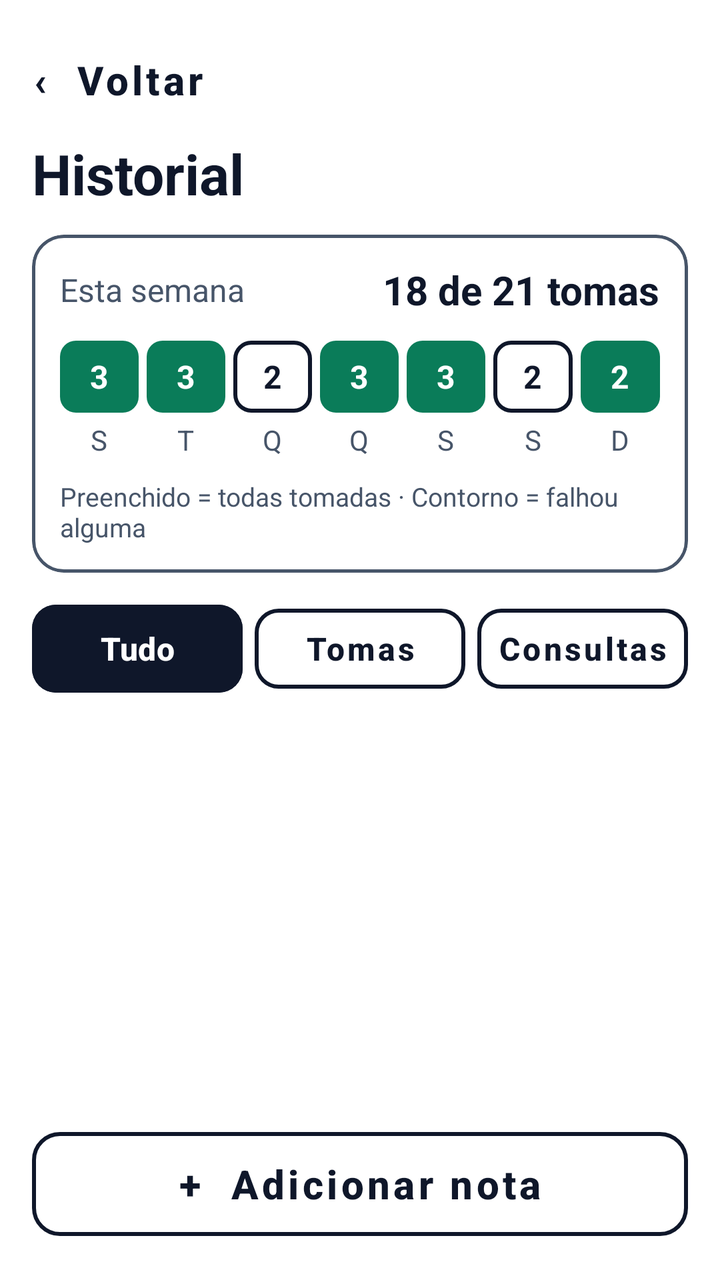
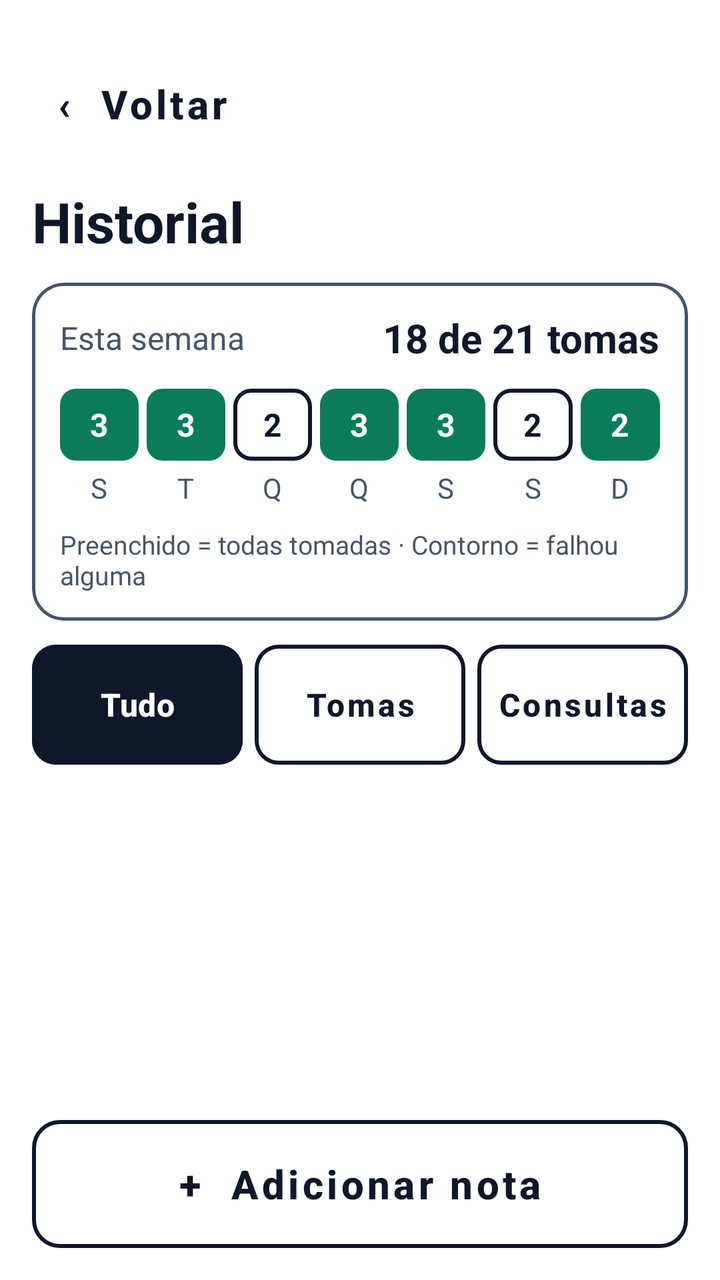

Compare the two renders of this Android layout. The source of the first and the diff that turns it into the second are given below.
<!-- AndroidManifest.xml: application theme Theme.Vital -->
<!-- res/layout/activity_historial.xml -->
<?xml version="1.0" encoding="utf-8"?>
<androidx.constraintlayout.widget.ConstraintLayout
    xmlns:android="http://schemas.android.com/apk/res/android"
    xmlns:app="http://schemas.android.com/apk/res-auto"
    xmlns:tools="http://schemas.android.com/tools"
    android:layout_width="match_parent"
    android:layout_height="match_parent"
    android:background="@color/white"
    android:padding="@dimen/margin_standard">

    
    <com.google.android.material.button.MaterialButton
        android:id="@+id/btnVoltarHistorial"
        style="@style/Widget.MaterialComponents.Button.TextButton"
        android:layout_width="wrap_content"
        android:layout_height="wrap_content"
        android:minHeight="48dp"
        android:paddingStart="0dp"
        android:text="‹  Voltar"
        android:textAllCaps="false"
        android:textColor="@color/vital_navy"
        android:textSize="20sp"
        android:textStyle="bold"
        app:layout_constraintStart_toStartOf="parent"
        app:layout_constraintTop_toTopOf="parent" />

    
    <TextView
        android:id="@+id/tvTituloHistorial"
        android:layout_width="wrap_content"
        android:layout_height="wrap_content"
        android:layout_marginTop="4dp"
        android:text="Historial"
        android:textColor="@color/vital_navy"
        android:textSize="28sp"
        android:textStyle="bold"
        app:layout_constraintStart_toStartOf="parent"
        app:layout_constraintTop_toBottomOf="@+id/btnVoltarHistorial" />

    
    <com.google.android.material.card.MaterialCardView
        android:id="@+id/cardResumoSemanal"
        android:layout_width="0dp"
        android:layout_height="wrap_content"
        android:layout_marginTop="12dp"
        app:cardBackgroundColor="@color/white"
        app:cardCornerRadius="16dp"
        app:cardElevation="0dp"
        app:strokeColor="@color/vital_gray"
        app:strokeWidth="1.5dp"
        app:layout_constraintEnd_toEndOf="parent"
        app:layout_constraintStart_toStartOf="parent"
        app:layout_constraintTop_toBottomOf="@+id/tvTituloHistorial">

        <LinearLayout
            android:layout_width="match_parent"
            android:layout_height="wrap_content"
            android:orientation="vertical"
            android:padding="14dp">

            
            <LinearLayout
                android:layout_width="match_parent"
                android:layout_height="wrap_content"
                android:gravity="center_vertical"
                android:orientation="horizontal">

                <TextView
                    android:layout_width="0dp"
                    android:layout_height="wrap_content"
                    android:layout_weight="1"
                    android:text="Esta semana"
                    android:textColor="@color/vital_gray"
                    android:textSize="16sp" />

                <TextView
                    android:id="@+id/tvTotalTomasSemana"
                    android:layout_width="wrap_content"
                    android:layout_height="wrap_content"
                    android:text="18 de 21 tomas"
                    android:textColor="@color/vital_navy"
                    android:textSize="20sp"
                    android:textStyle="bold" />
            </LinearLayout>

            
            <LinearLayout
                android:layout_width="match_parent"
                android:layout_height="wrap_content"
                android:layout_marginTop="12dp"
                android:orientation="horizontal">

                
                <LinearLayout android:layout_width="0dp" android:layout_height="wrap_content" android:layout_marginEnd="4dp" android:layout_weight="1" android:gravity="center" android:orientation="vertical">
                    <TextView android:id="@+id/tvDiaSeg" android:layout_width="match_parent" android:layout_height="36dp" android:background="@drawable/bg_dia_completo" android:gravity="center" android:text="3" android:textColor="@color/white" android:textSize="16sp" android:textStyle="bold" />
                    <TextView android:layout_width="wrap_content" android:layout_height="wrap_content" android:layout_marginTop="4dp" android:text="S" android:textColor="@color/vital_gray" android:textSize="14sp" />
                </LinearLayout>

                
                <LinearLayout android:layout_width="0dp" android:layout_height="wrap_content" android:layout_marginEnd="4dp" android:layout_weight="1" android:gravity="center" android:orientation="vertical">
                    <TextView android:id="@+id/tvDiaTer" android:layout_width="match_parent" android:layout_height="36dp" android:background="@drawable/bg_dia_completo" android:gravity="center" android:text="3" android:textColor="@color/white" android:textSize="16sp" android:textStyle="bold" />
                    <TextView android:layout_width="wrap_content" android:layout_height="wrap_content" android:layout_marginTop="4dp" android:text="T" android:textColor="@color/vital_gray" android:textSize="14sp" />
                </LinearLayout>

                
                <LinearLayout android:layout_width="0dp" android:layout_height="wrap_content" android:layout_marginEnd="4dp" android:layout_weight="1" android:gravity="center" android:orientation="vertical">
                    <TextView android:id="@+id/tvDiaQua" android:layout_width="match_parent" android:layout_height="36dp" android:background="@drawable/bg_dia_falhado" android:gravity="center" android:text="2" android:textColor="@color/vital_navy" android:textSize="16sp" android:textStyle="bold" />
                    <TextView android:layout_width="wrap_content" android:layout_height="wrap_content" android:layout_marginTop="4dp" android:text="Q" android:textColor="@color/vital_gray" android:textSize="14sp" />
                </LinearLayout>

                
                <LinearLayout android:layout_width="0dp" android:layout_height="wrap_content" android:layout_marginEnd="4dp" android:layout_weight="1" android:gravity="center" android:orientation="vertical">
                    <TextView android:id="@+id/tvDiaQui" android:layout_width="match_parent" android:layout_height="36dp" android:background="@drawable/bg_dia_completo" android:gravity="center" android:text="3" android:textColor="@color/white" android:textSize="16sp" android:textStyle="bold" />
                    <TextView android:layout_width="wrap_content" android:layout_height="wrap_content" android:layout_marginTop="4dp" android:text="Q" android:textColor="@color/vital_gray" android:textSize="14sp" />
                </LinearLayout>

                
                <LinearLayout android:layout_width="0dp" android:layout_height="wrap_content" android:layout_marginEnd="4dp" android:layout_weight="1" android:gravity="center" android:orientation="vertical">
                    <TextView android:id="@+id/tvDiaSex" android:layout_width="match_parent" android:layout_height="36dp" android:background="@drawable/bg_dia_completo" android:gravity="center" android:text="3" android:textColor="@color/white" android:textSize="16sp" android:textStyle="bold" />
                    <TextView android:layout_width="wrap_content" android:layout_height="wrap_content" android:layout_marginTop="4dp" android:text="S" android:textColor="@color/vital_gray" android:textSize="14sp" />
                </LinearLayout>

                
                <LinearLayout android:layout_width="0dp" android:layout_height="wrap_content" android:layout_marginEnd="4dp" android:layout_weight="1" android:gravity="center" android:orientation="vertical">
                    <TextView android:id="@+id/tvDiaSab" android:layout_width="match_parent" android:layout_height="36dp" android:background="@drawable/bg_dia_falhado" android:gravity="center" android:text="2" android:textColor="@color/vital_navy" android:textSize="16sp" android:textStyle="bold" />
                    <TextView android:layout_width="wrap_content" android:layout_height="wrap_content" android:layout_marginTop="4dp" android:text="S" android:textColor="@color/vital_gray" android:textSize="14sp" />
                </LinearLayout>

                
                <LinearLayout android:layout_width="0dp" android:layout_height="wrap_content" android:layout_weight="1" android:gravity="center" android:orientation="vertical">
                    <TextView android:id="@+id/tvDiaDom" android:layout_width="match_parent" android:layout_height="36dp" android:background="@drawable/bg_dia_completo" android:gravity="center" android:text="2" android:textColor="@color/white" android:textSize="16sp" android:textStyle="bold" />
                    <TextView android:layout_width="wrap_content" android:layout_height="wrap_content" android:layout_marginTop="4dp" android:text="D" android:textColor="@color/vital_gray" android:textSize="14sp" />
                </LinearLayout>
            </LinearLayout>

            
            <TextView
                android:layout_width="match_parent"
                android:layout_height="wrap_content"
                android:layout_marginTop="10dp"
                android:text="Preenchido = todas tomadas · Contorno = falhou alguma"
                android:textColor="@color/vital_gray"
                android:textSize="13sp" />

        </LinearLayout>
    </com.google.android.material.card.MaterialCardView>

    
    <LinearLayout
        android:id="@+id/layoutFiltrosHistorial"
        android:layout_width="0dp"
        android:layout_height="wrap_content"
        android:layout_marginTop="12dp"
        android:orientation="horizontal"
        app:layout_constraintEnd_toEndOf="parent"
        app:layout_constraintStart_toStartOf="parent"
        app:layout_constraintTop_toBottomOf="@+id/cardResumoSemanal">

        <com.google.android.material.button.MaterialButton
            android:id="@+id/btnFiltroTudo"
            android:layout_width="0dp"
            android:layout_height="52dp"
            android:layout_marginEnd="6dp"
            android:layout_weight="1"
            android:backgroundTint="@color/vital_navy"
            android:paddingHorizontal="4dp"
            android:text="Tudo"
            android:textAllCaps="false"
            android:textColor="@color/white"
            android:textSize="16sp"
            android:textStyle="bold"
            app:cornerRadius="12dp" />

        <com.google.android.material.button.MaterialButton
            android:id="@+id/btnFiltroTomas"
            style="@style/Widget.MaterialComponents.Button.OutlinedButton"
            android:layout_width="0dp"
            android:layout_height="52dp"
            android:layout_marginEnd="6dp"
            android:layout_weight="1"
            android:paddingHorizontal="4dp"
            android:text="Tomas"
            android:textAllCaps="false"
            android:textColor="@color/vital_navy"
            android:textSize="16sp"
            android:textStyle="bold"
            app:cornerRadius="12dp"
            app:strokeColor="@color/vital_navy"
            app:strokeWidth="2dp" />

        <com.google.android.material.button.MaterialButton
            android:id="@+id/btnFiltroConsultas"
            style="@style/Widget.MaterialComponents.Button.OutlinedButton"
            android:layout_width="0dp"
            android:layout_height="52dp"
            android:layout_weight="1"
            android:paddingHorizontal="4dp"
            android:text="Consultas"
            android:textAllCaps="false"
            android:textColor="@color/vital_navy"
            android:textSize="16sp"
            android:textStyle="bold"
            app:cornerRadius="12dp"
            app:strokeColor="@color/vital_navy"
            app:strokeWidth="2dp" />
    </LinearLayout>

    
    <androidx.recyclerview.widget.RecyclerView
        android:id="@+id/rvHistorial"
        android:layout_width="0dp"
        android:layout_height="0dp"
        android:layout_marginVertical="10dp"
        tools:listitem="@layout/item_historial"
        app:layout_constraintBottom_toTopOf="@+id/btnAdicionarNota"
        app:layout_constraintEnd_toEndOf="parent"
        app:layout_constraintStart_toStartOf="parent"
        app:layout_constraintTop_toBottomOf="@+id/layoutFiltrosHistorial" />

    
    <com.google.android.material.button.MaterialButton
        android:id="@+id/btnAdicionarNota"
        style="@style/Widget.MaterialComponents.Button.OutlinedButton"
        android:layout_width="0dp"
        android:layout_height="64dp"
        android:backgroundTint="@color/white"
        android:text="+  Adicionar nota"
        android:textAllCaps="false"
        android:textColor="@color/vital_navy"
        android:textSize="20sp"
        android:textStyle="bold"
        app:cornerRadius="14dp"
        app:strokeColor="@color/vital_navy"
        app:strokeWidth="2dp"
        app:layout_constraintBottom_toBottomOf="parent"
        app:layout_constraintEnd_toEndOf="parent"
        app:layout_constraintStart_toStartOf="parent" />

</androidx.constraintlayout.widget.ConstraintLayout>
<!-- res/layout/item_historial.xml (included above) -->
<?xml version="1.0" encoding="utf-8"?>
<LinearLayout
    xmlns:android="http://schemas.android.com/apk/res/android"
    android:layout_width="match_parent"
    android:layout_height="wrap_content"
    android:background="@color/white"
    android:orientation="vertical">

    <LinearLayout
        android:layout_width="match_parent"
        android:layout_height="wrap_content"
        android:gravity="top"
        android:orientation="horizontal"
        android:paddingVertical="12dp">

        
        <TextView
            android:id="@+id/tvHistDataHora"
            android:layout_width="76dp"
            android:layout_height="wrap_content"
            android:text="Hoje\n08:00"
            android:textColor="@color/vital_navy"
            android:textSize="16sp"
            android:textStyle="bold" />

        
        <LinearLayout
            android:layout_width="0dp"
            android:layout_height="wrap_content"
            android:layout_marginStart="8dp"
            android:layout_weight="1"
            android:orientation="vertical">

            <TextView
                android:id="@+id/tvHistTitulo"
                android:layout_width="wrap_content"
                android:layout_height="wrap_content"
                android:text="Ramipril 5 mg"
                android:textColor="@color/vital_navy"
                android:textSize="18sp"
                android:textStyle="bold" />

            <TextView
                android:id="@+id/tvHistDetalhe"
                android:layout_width="wrap_content"
                android:layout_height="wrap_content"
                android:layout_marginTop="2dp"
                android:text="✓ Tomado · registado pelo idoso"
                android:textColor="@color/vital_green"
                android:textSize="15sp"
                android:textStyle="bold" />
        </LinearLayout>
    </LinearLayout>

    
    <View
        android:layout_width="match_parent"
        android:layout_height="1dp"
        android:background="@color/vital_divider" />

</LinearLayout>
<!-- resources referenced by this layout -->
<resources>
  <color name="vital_divider">#E2E8F0</color>
  <color name="vital_gray">#475569</color>
  <color name="vital_green">#0A7C59</color>
  <color name="vital_navy">#0F172A</color>
  <color name="white">#FFFFFF</color>
  <dimen name="margin_standard">16dp</dimen>
  <!-- drawable bg_dia_completo (drawable) -->
  <?xml version="1.0" encoding="utf-8"?>
  <shape xmlns:android="http://schemas.android.com/apk/res/android"
      android:shape="rectangle">
      <solid android:color="@color/vital_green" />
      <corners android:radius="8dp" />
  </shape>
  <!-- drawable bg_dia_falhado (drawable) -->
  <?xml version="1.0" encoding="utf-8"?>
  <shape xmlns:android="http://schemas.android.com/apk/res/android"
      android:shape="rectangle">
      <solid android:color="@color/white" />
      <corners android:radius="8dp" />
      <stroke
          android:width="2dp"
          android:color="@color/vital_navy" />
  </shape>
  <style name="Theme.Vital" parent="Base.Theme.Vital" />
  <style name="Base.Theme.Vital" parent="Theme.Material3.DayNight.NoActionBar">
          
          
      </style>
</resources>

<!-- the commit's change to res/layout/activity_historial.xml (unified diff, before → after) -->
@@ -14,8 +14,13 @@
         style="@style/Widget.MaterialComponents.Button.TextButton"
         android:layout_width="wrap_content"
         android:layout_height="wrap_content"
-        android:minHeight="48dp"
-        android:paddingStart="0dp"
+        android:minHeight="72dp"
+        android:minWidth="168dp"
+        android:insetTop="0dp"
+        android:insetBottom="0dp"
+        android:gravity="start|center_vertical"
+        android:paddingStart="12dp"
+        android:paddingEnd="24dp"
         android:text="‹  Voltar"
         android:textAllCaps="false"
         android:textColor="@color/vital_navy"
@@ -159,7 +164,9 @@
         <com.google.android.material.button.MaterialButton
             android:id="@+id/btnFiltroTudo"
             android:layout_width="0dp"
-            android:layout_height="52dp"
+            android:insetTop="0dp"
+            android:insetBottom="0dp"
+            android:layout_height="60dp"
             android:layout_marginEnd="6dp"
             android:layout_weight="1"
             android:backgroundTint="@color/vital_navy"
@@ -175,7 +182,9 @@
             android:id="@+id/btnFiltroTomas"
             style="@style/Widget.MaterialComponents.Button.OutlinedButton"
             android:layout_width="0dp"
-            android:layout_height="52dp"
+            android:insetTop="0dp"
+            android:insetBottom="0dp"
+            android:layout_height="60dp"
             android:layout_marginEnd="6dp"
             android:layout_weight="1"
             android:paddingHorizontal="4dp"
@@ -192,7 +201,9 @@
             android:id="@+id/btnFiltroConsultas"
             style="@style/Widget.MaterialComponents.Button.OutlinedButton"
             android:layout_width="0dp"
-            android:layout_height="52dp"
+            android:insetTop="0dp"
+            android:insetBottom="0dp"
+            android:layout_height="60dp"
             android:layout_weight="1"
             android:paddingHorizontal="4dp"
             android:text="Consultas"
@@ -222,6 +233,8 @@
         android:id="@+id/btnAdicionarNota"
         style="@style/Widget.MaterialComponents.Button.OutlinedButton"
         android:layout_width="0dp"
+        android:insetTop="0dp"
+        android:insetBottom="0dp"
         android:layout_height="64dp"
         android:backgroundTint="@color/white"
         android:text="+  Adicionar nota"
